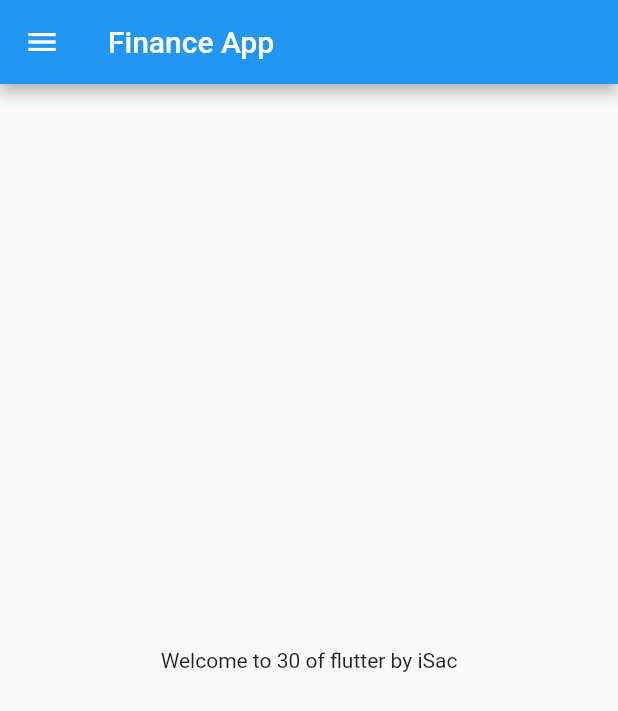
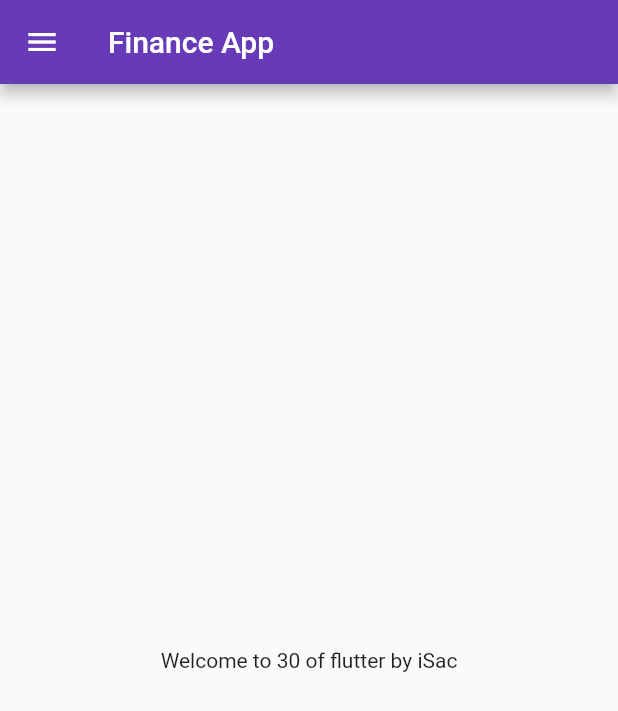
Before and after one commit to sachingawde/30DaysOfFlutter, a Flutter app: the screen it shows after launch, on a phone screen of 412 x 824 dp. Shown: the top 711 px of the screen. Run offline on Flutter 3.47's test engine with Material 2 defaults, Android fonts, the phone set to English and light mode, and no system bars.

Commit message:
Day 3 completed

```diff
--- a/lib/main.dart
+++ b/lib/main.dart
@@ -1,4 +1,5 @@
-import 'package:firstapp/home_page.dart';
+import 'package:firstapp/pages/home_page.dart';
+import 'package:firstapp/pages/login_page.dart';
 import 'package:flutter/material.dart';
 
 void main() {
@@ -8,10 +9,16 @@ void main() {
 class MyApp extends StatelessWidget {
   @override
   Widget build(BuildContext context) {
-
-
     return MaterialApp(
-      home : HomePage(),
+      themeMode: ThemeMode.light,
+      theme: ThemeData(primarySwatch: Colors.deepPurple),
+      darkTheme: ThemeData(brightness: Brightness.dark),
+      initialRoute: "/home",
+      routes: {
+        "/": (context) => LoginPage(),
+        "/home": (context) => HomePage(),
+        "/Login": (context) => LoginPage()
+      },
     );
   }
 }
```
Also changed, not shown: lib/pages/login_page.dart (added, +20 -0 lines), lib/pages/home_page.dart (renamed from lib/home_page.dart).
